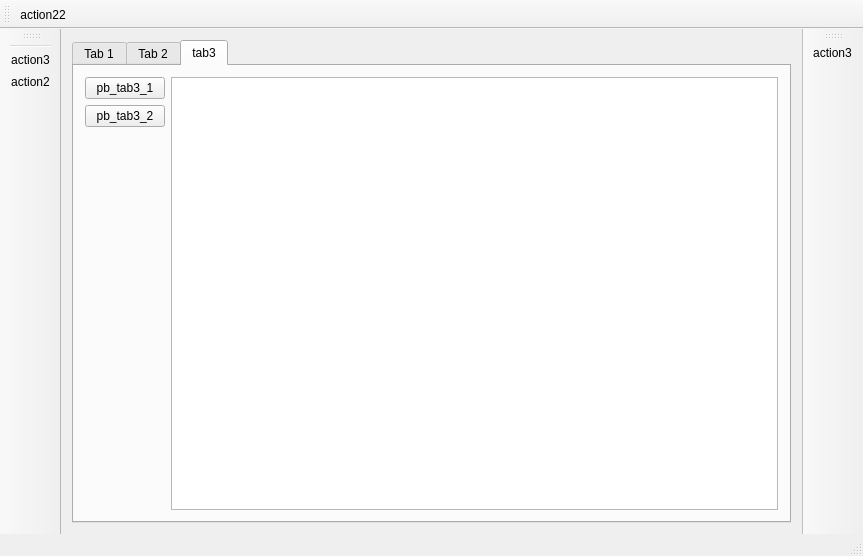
ZhouChuanghua/Learn_QT, file FirstProject_Test/project/mainwindow.ui: the form before one commit.
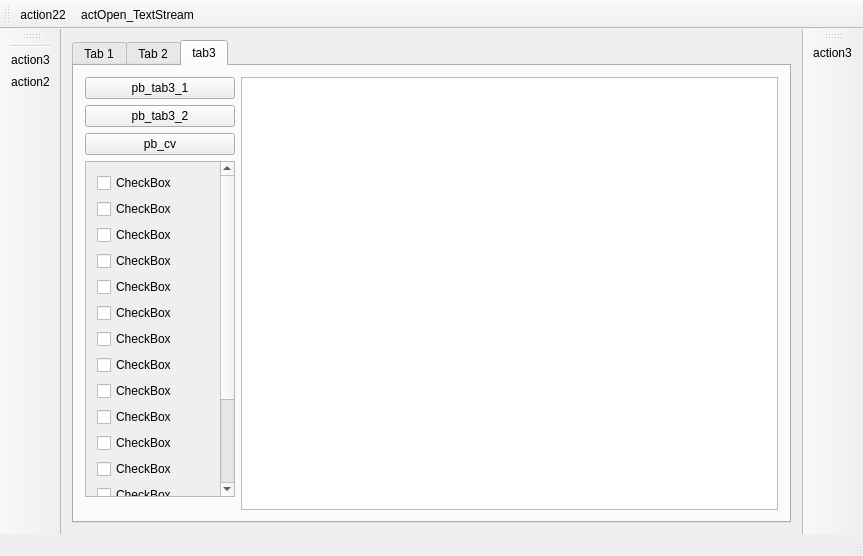
The form after the commit. The open tabs and pages were chosen to show the change. Custom widgets are drawn as their Qt base class.

Commit message: 使用QTextStream读取config.csv和data.txt; 接下来要解析txt的can数据.

The edit to the form file:
```diff
--- a/FirstProject_Test/project/mainwindow.ui
+++ b/FirstProject_Test/project/mainwindow.ui
@@ -46,8 +46,8 @@
      <verstretch>0</verstretch>
     </sizepolicy>
    </property>
-   <layout class="QFormLayout" name="formLayout">
-    <item row="0" column="0" colspan="2">
+   <layout class="QVBoxLayout" name="verticalLayout">
+    <item>
      <widget class="QTabWidget" name="tabWidget">
       <property name="enabled">
        <bool>true</bool>
@@ -71,7 +71,7 @@
        <enum>QTabWidget::Rounded</enum>
       </property>
       <property name="currentIndex">
-       <number>1</number>
+       <number>2</number>
       </property>
       <widget class="QWidget" name="tab">
        <property name="sizePolicy">
@@ -224,7 +224,11 @@
        </attribute>
        <layout class="QGridLayout" name="gridLayou_tab2">
         <item row="0" column="0">
-         <layout class="QGridLayout" name="grid_tab2"/>
+         <layout class="QGridLayout" name="grid_tab2">
+          <item row="0" column="0">
+           <widget class="QPlainTextEdit" name="textEditStream"/>
+          </item>
+         </layout>
         </item>
        </layout>
       </widget>
@@ -239,13 +243,6 @@
         <string>tab3</string>
        </attribute>
        <layout class="QGridLayout" name="gridLayout">
-        <item row="0" column="1">
-         <widget class="QPushButton" name="pb_tab3_1">
-          <property name="text">
-           <string>pb_tab3_1</string>
-          </property>
-         </widget>
-        </item>
         <item row="1" column="1">
          <widget class="QPushButton" name="pb_tab3_2">
           <property name="text">
@@ -253,7 +250,177 @@
           </property>
          </widget>
         </item>
-        <item row="0" column="2" rowspan="3">
+        <item row="2" column="1">
+         <widget class="QPushButton" name="pb_cv">
+          <property name="text">
+           <string>pb_cv</string>
+          </property>
+         </widget>
+        </item>
+        <item row="3" column="1" alignment="Qt::AlignRight|Qt::AlignTop">
+         <widget class="QScrollArea" name="scrollArea">
+          <property name="sizePolicy">
+           <sizepolicy hsizetype="Expanding" vsizetype="Expanding">
+            <horstretch>0</horstretch>
+            <verstretch>5</verstretch>
+           </sizepolicy>
+          </property>
+          <property name="minimumSize">
+           <size>
+            <width>150</width>
+            <height>150</height>
+           </size>
+          </property>
+          <property name="maximumSize">
+           <size>
+            <width>200</width>
+            <height>16777215</height>
+           </size>
+          </property>
+          <property name="widgetResizable">
+           <bool>true</bool>
+          </property>
+          <widget class="QWidget" name="scrollAreaWidgetContents">
+           <property name="geometry">
+            <rect>
+             <x>0</x>
+             <y>0</y>
+             <width>131</width>
+             <height>437</height>
+            </rect>
+           </property>
+           <layout class="QVBoxLayout" name="verticalLayout_2">
+            <item alignment="Qt::AlignTop">
+             <widget class="QCheckBox" name="checkBox_2">
+              <property name="text">
+               <string>CheckBox</string>
+              </property>
+             </widget>
+            </item>
+            <item>
+             <widget class="QCheckBox" name="checkBox_5">
+              <property name="text">
+               <string>CheckBox</string>
+              </property>
+             </widget>
+            </item>
+            <item>
+             <widget class="QCheckBox" name="checkBox_12">
+              <property name="text">
+               <string>CheckBox</string>
+              </property>
+             </widget>
+            </item>
+            <item>
+             <widget class="QCheckBox" name="checkBox_17">
+              <property name="text">
+               <string>CheckBox</string>
+              </property>
+             </widget>
+            </item>
+            <item>
+             <widget class="QCheckBox" name="checkBox_14">
+              <property name="text">
+               <string>CheckBox</string>
+              </property>
+             </widget>
+            </item>
+            <item>
+             <widget class="QCheckBox" name="checkBox_16">
+              <property name="text">
+               <string>CheckBox</string>
+              </property>
+             </widget>
+            </item>
+            <item>
+             <widget class="QCheckBox" name="checkBox_13">
+              <property name="text">
+               <string>CheckBox</string>
+              </property>
+             </widget>
+            </item>
+            <item>
+             <widget class="QCheckBox" name="checkBox_15">
+              <property name="text">
+               <string>CheckBox</string>
+              </property>
+             </widget>
+            </item>
+            <item alignment="Qt::AlignTop">
+             <widget class="QCheckBox" name="checkBox_4">
+              <property name="text">
+               <string>CheckBox</string>
+              </property>
+             </widget>
+            </item>
+            <item>
+             <widget class="QCheckBox" name="checkBox_11">
+              <property name="text">
+               <string>CheckBox</string>
+              </property>
+             </widget>
+            </item>
+            <item>
+             <widget class="QCheckBox" name="checkBox_7">
+              <property name="text">
+               <string>CheckBox</string>
+              </property>
+             </widget>
+            </item>
+            <item>
+             <widget class="QCheckBox" name="checkBox_10">
+              <property name="text">
+               <string>CheckBox</string>
+              </property>
+             </widget>
+            </item>
+            <item>
+             <widget class="QCheckBox" name="checkBox_9">
+              <property name="text">
+               <string>CheckBox</string>
+              </property>
+             </widget>
+            </item>
+            <item>
+             <widget class="QCheckBox" name="checkBox_6">
+              <property name="text">
+               <string>CheckBox</string>
+              </property>
+             </widget>
+            </item>
+            <item>
+             <widget class="QCheckBox" name="checkBox_3">
+              <property name="text">
+               <string>CheckBox</string>
+              </property>
+             </widget>
+            </item>
+            <item>
+             <widget class="QCheckBox" name="checkBox_8">
+              <property name="text">
+               <string>CheckBox</string>
+              </property>
+             </widget>
+            </item>
+            <item>
+             <widget class="QCheckBox" name="checkBox">
+              <property name="text">
+               <string>CheckBox</string>
+              </property>
+             </widget>
+            </item>
+           </layout>
+          </widget>
+         </widget>
+        </item>
+        <item row="0" column="1">
+         <widget class="QPushButton" name="pb_tab3_1">
+          <property name="text">
+           <string>pb_tab3_1</string>
+          </property>
+         </widget>
+        </item>
+        <item row="0" column="2" rowspan="4">
          <widget class="QWChartView" name="gv_tab3"/>
         </item>
        </layout>
@@ -291,6 +458,7 @@
     <bool>false</bool>
    </attribute>
    <addaction name="action22"/>
+   <addaction name="actOpen_TextStream"/>
   </widget>
   <widget class="QToolBar" name="toolBar_2">
    <property name="windowTitle">
@@ -319,6 +487,11 @@
     <string>action22</string>
    </property>
   </action>
+  <action name="actOpen_TextStream">
+   <property name="text">
+    <string>actOpen_TextStream</string>
+   </property>
+  </action>
  </widget>
  <layoutdefault spacing="6" margin="11"/>
  <customwidgets>
```
The commit also changes 2 other files.
